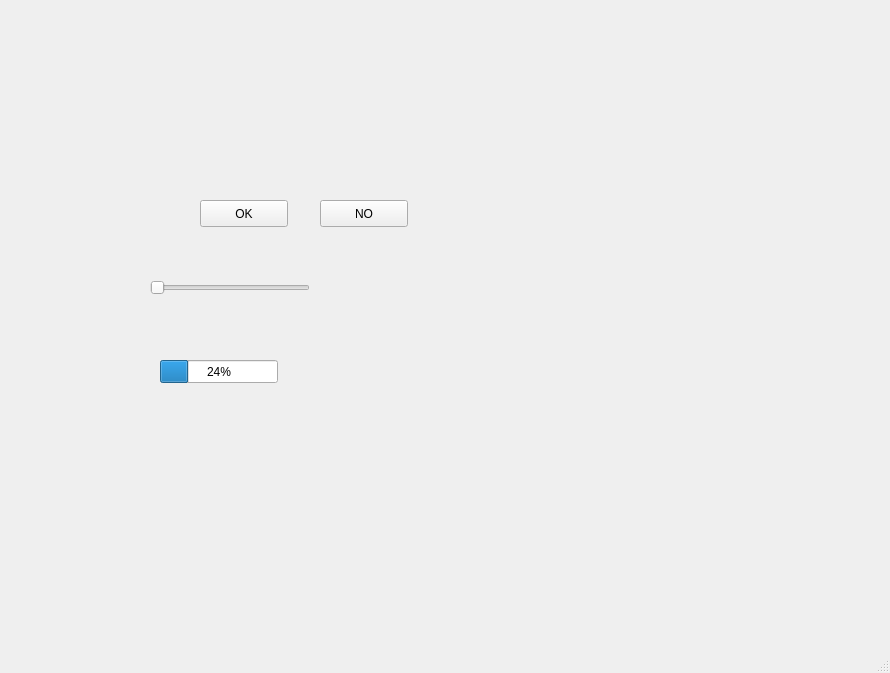
The window that src/mainwindow.ui (gunnerdumas/parkinson_app) describes before a commit, drawn with Qt 5.
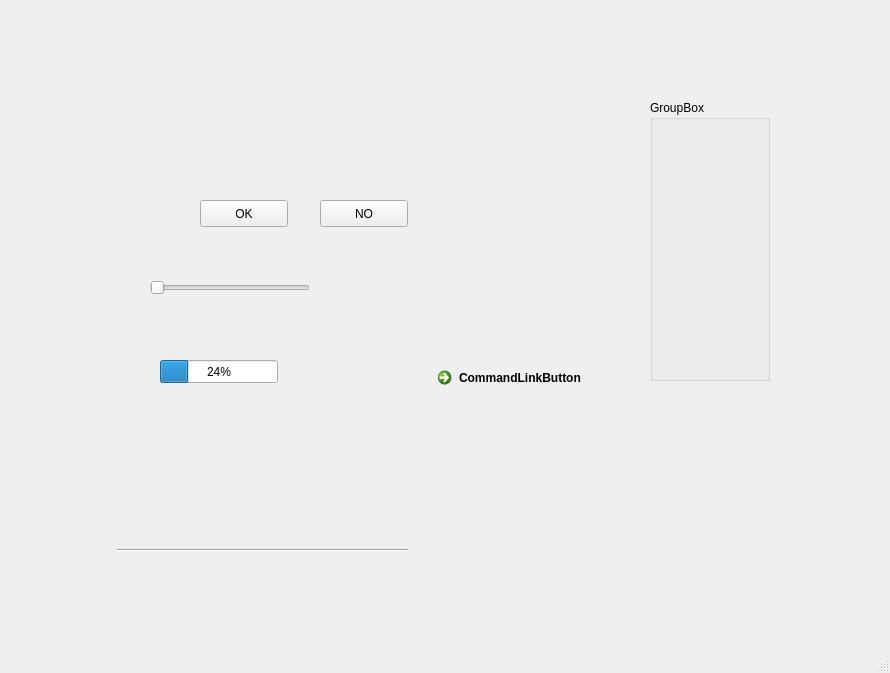
The same window after the commit.

```diff
--- a/src/mainwindow.ui
+++ b/src/mainwindow.ui
@@ -69,6 +69,48 @@
      <number>24</number>
     </property>
    </widget>
+   <widget class="QGroupBox" name="groupBox">
+    <property name="geometry">
+     <rect>
+      <x>650</x>
+      <y>100</y>
+      <width>120</width>
+      <height>281</height>
+     </rect>
+    </property>
+    <property name="title">
+     <string>GroupBox</string>
+    </property>
+   </widget>
+   <widget class="Line" name="line">
+    <property name="geometry">
+     <rect>
+      <x>117</x>
+      <y>540</y>
+      <width>291</width>
+      <height>20</height>
+     </rect>
+    </property>
+    <property name="orientation">
+     <enum>Qt::Horizontal</enum>
+    </property>
+   </widget>
+   <widget class="QCommandLinkButton" name="commandLinkButton">
+    <property name="geometry">
+     <rect>
+      <x>430</x>
+      <y>360</y>
+      <width>176</width>
+      <height>41</height>
+     </rect>
+    </property>
+    <property name="cursor">
+     <cursorShape>OpenHandCursor</cursorShape>
+    </property>
+    <property name="text">
+     <string>CommandLinkButton</string>
+    </property>
+   </widget>
   </widget>
   <widget class="QStatusBar" name="statusbar"/>
   <action name="actionddfdf">
```
Left out of the diff: 20 changed lines with no effect on the pictures.
